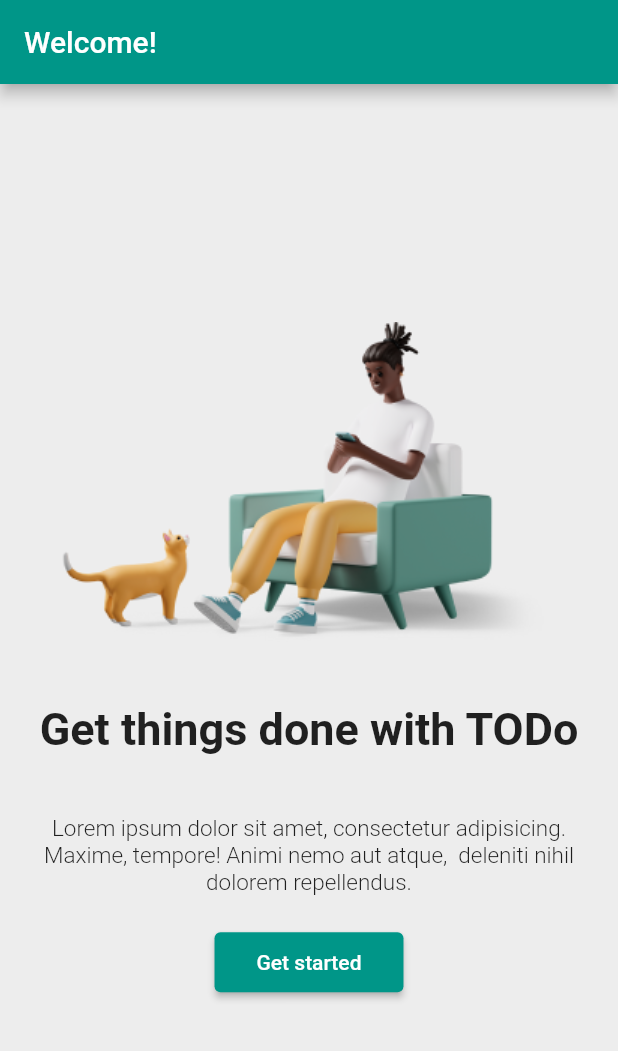
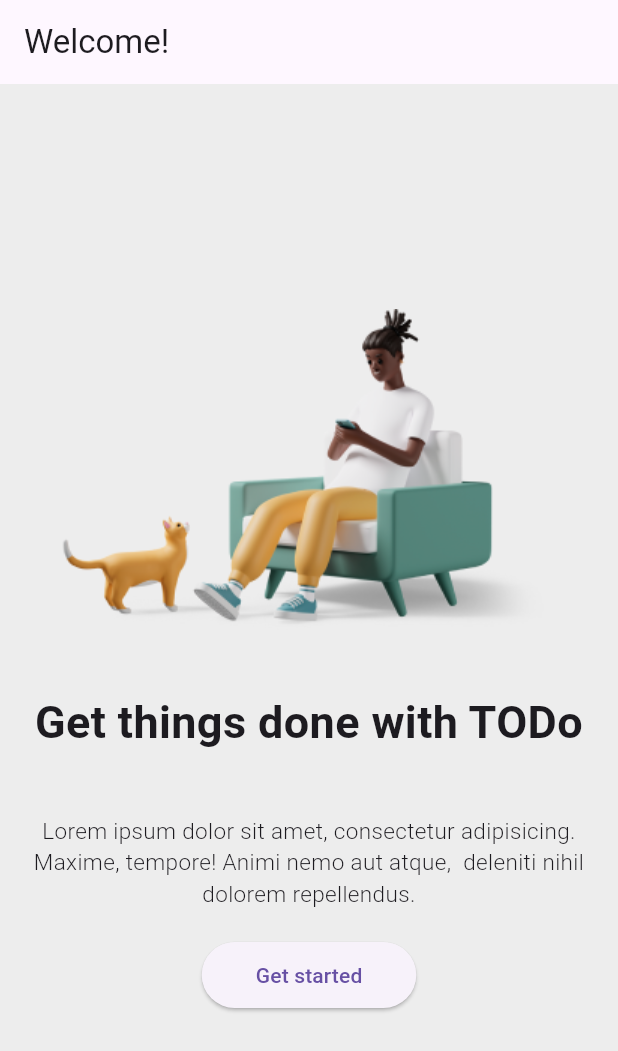
Before and after one commit to al-march/flutter_todo, a Flutter app: the screen it shows after launch, on a phone screen of 412 x 824 dp. Shown: the top 1051 px of the screen. Run offline on Flutter 3.47's test engine with Material 2 defaults, Android fonts, the phone set to English and light mode, and no system bars.

```diff
--- a/lib/main.dart
+++ b/lib/main.dart
@@ -1,6 +1,8 @@
 import 'package:flutter/material.dart';
+import 'package:provider/provider.dart';
 import 'package:todo_app/pages/start_page.dart';
-import 'package:todo_app/pages/todo_page.dart';
+
+import 'models/todo.dart';
 
 void main() {
   runApp(const MyApp());
@@ -12,13 +14,41 @@ class MyApp extends StatelessWidget {
   // This widget is the root of your application.
   @override
   Widget build(BuildContext context) {
-    return MaterialApp(
-      title: 'Flutter Todo',
-      theme: ThemeData(
-        primarySwatch: Colors.teal,
-        scaffoldBackgroundColor: const Color(0xFFEDEDED)
+    return ChangeNotifierProvider(
+      create: (context) => AppState(),
+      child: MaterialApp(
+        title: 'Flutter Todo',
+        theme: ThemeData(
+          useMaterial3: true,
+          primaryColor: Colors.teal,
+          scaffoldBackgroundColor: const Color(0xFFEDEDED),
+        ),
+        home: const StartPage(),
       ),
-      home: const StartPage(),
     );
   }
 }
+
+class AppState extends ChangeNotifier {
+  List<Todo> todos = [];
+
+  addTodo(String name) {
+    var todo = createTodo(name);
+    todos.insert(0, todo);
+    notifyListeners();
+    return todo;
+  }
+
+  deleteTodo(String id) {
+    todos.removeWhere((todo) => todo.id == id);
+    notifyListeners();
+  }
+
+  createTodo(String name) {
+    var id = DateTime.now().toString();
+    return Todo(
+      name: name,
+      id: id,
+    );
+  }
+}
--- a/pubspec.yaml
+++ b/pubspec.yaml
@@ -35,6 +35,7 @@ dependencies:
   # The following adds the Cupertino Icons font to your application.
   # Use with the CupertinoIcons class for iOS style icons.
   cupertino_icons: ^1.0.2
+  provider: ^6.0.0
 
 dev_dependencies:
   flutter_test:
```
Also changed, not shown: pubspec.lock.
